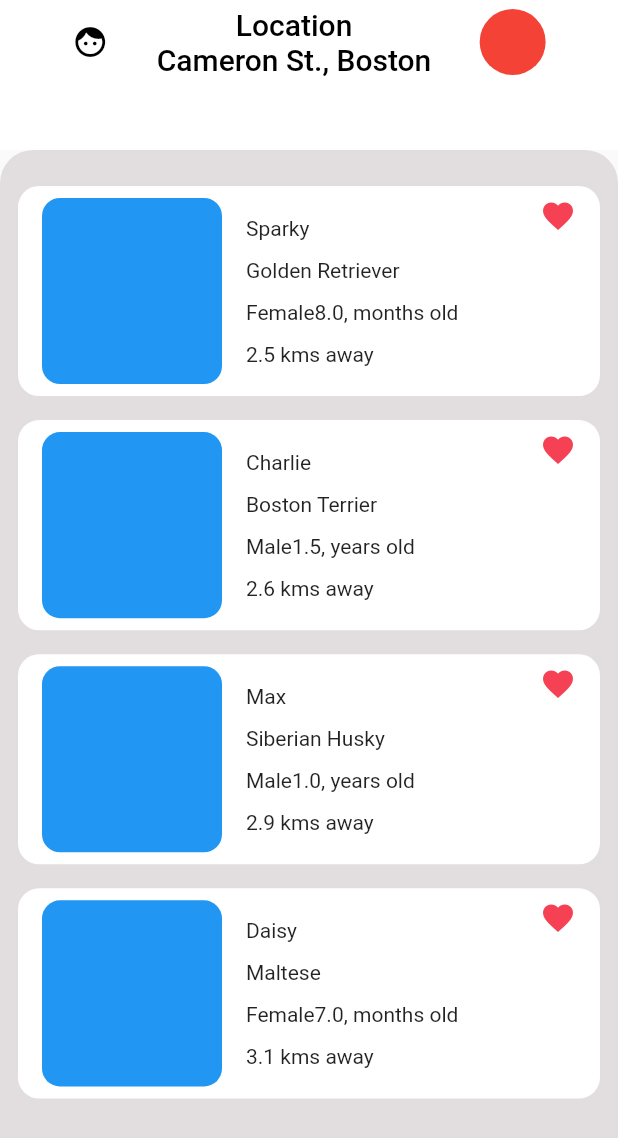
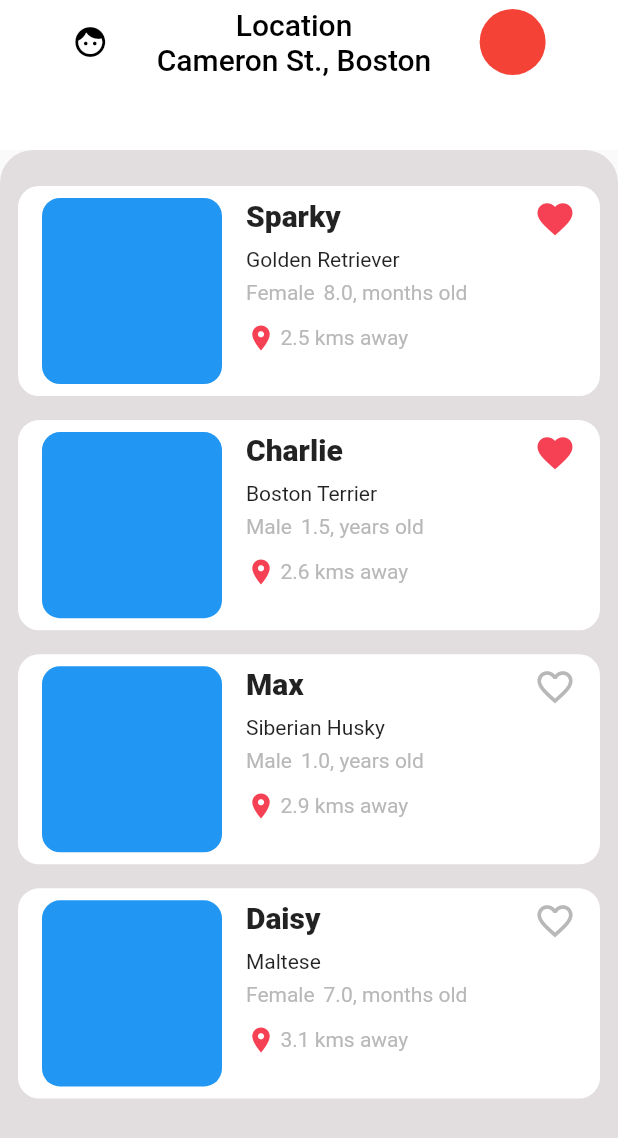
Before and after one commit to feliper2002/pet-app, a Flutter app: the screen it shows after launch, on a phone screen of 412 x 824 dp. Shown: the top 1138 px of the screen. Run offline on Flutter 3.47's test engine with Material 2 defaults, Android fonts, the phone set to English and light mode, and no system bars.

Commit message:
Pet list

```diff
--- a/lib/utils/colors.dart
+++ b/lib/utils/colors.dart
@@ -6,4 +6,6 @@ class AppColors {
   static const Color favoriteIcon = Color(0xFFF54153);
 
   static const Color filterSelection = Color(0xFFF54153);
+
+  static const Color textGrey = Color(0xFFB8B8B8);
 }
--- a/lib/view/home/controllers/home_controller.dart
+++ b/lib/view/home/controllers/home_controller.dart
@@ -10,6 +10,7 @@ class HomeController {
       petAge: PetAge.months,
       distance: 2.5,
       petDistanceType: PetDistanceType.km,
+      favorite: true,
     ),
     Pet(
       name: 'Charlie',
@@ -19,6 +20,7 @@ class HomeController {
       petAge: PetAge.years,
       distance: 2.6,
       petDistanceType: PetDistanceType.km,
+      favorite: true,
     ),
     Pet(
       name: 'Max',
@@ -28,6 +30,7 @@ class HomeController {
       petAge: PetAge.years,
       distance: 2.9,
       petDistanceType: PetDistanceType.km,
+      favorite: false,
     ),
     Pet(
       name: 'Daisy',
@@ -37,6 +40,7 @@ class HomeController {
       petAge: PetAge.months,
       distance: 3.1,
       petDistanceType: PetDistanceType.km,
+      favorite: false,
     ),
   ];
 
--- a/lib/view/home/widgets/pet_card.dart
+++ b/lib/view/home/widgets/pet_card.dart
@@ -38,23 +38,64 @@ class PetCard extends StatelessWidget {
             },
           ),
           Column(
-            mainAxisAlignment: MainAxisAlignment.spaceEvenly,
+            // mainAxisAlignment: MainAxisAlignment.spaceEvenly,
             crossAxisAlignment: CrossAxisAlignment.start,
             children: [
-              Text(pet.name!),
-              Text(pet.type!),
+              Text(
+                pet.name!,
+                style: const TextStyle(
+                  fontWeight: FontWeight.w900,
+                  fontSize: 20,
+                ),
+              ),
+              const SizedBox(height: 10),
+              Text(
+                pet.type!,
+                style: const TextStyle(),
+              ),
+              const SizedBox(height: 6),
               Row(
                 children: [
-                  Text(controller.getPetSex(pet.sex!)),
-                  Text('${pet.age}, ${controller.getPetAge(pet.petAge!)}'),
+                  Text(
+                    controller.getPetSex(pet.sex!),
+                    style: const TextStyle(
+                      color: AppColors.textGrey,
+                    ),
+                  ),
+                  const SizedBox(width: 6),
+                  Text(
+                    '${pet.age}, ${controller.getPetAge(pet.petAge!)}',
+                    style: const TextStyle(
+                      color: AppColors.textGrey,
+                    ),
+                  ),
                 ],
               ),
-              Text(
-                  '${pet.distance} ${controller.getPetDistance(pet.petDistanceType!)}'),
+              const SizedBox(height: 12),
+              Row(
+                mainAxisAlignment: MainAxisAlignment.start,
+                children: [
+                  const Icon(
+                    Icons.location_on,
+                    color: AppColors.favoriteIcon,
+                    size: 20,
+                  ),
+                  const SizedBox(width: 3),
+                  Text(
+                    '${pet.distance} ${controller.getPetDistance(pet.petDistanceType!)}',
+                    style: const TextStyle(
+                      color: AppColors.textGrey,
+                    ),
+                  ),
+                ],
+              ),
             ],
           ),
           const Spacer(),
-          const Icon(Icons.favorite, color: AppColors.favoriteIcon),
+          Icon(pet.favorite! ? Icons.favorite : Icons.favorite_outline,
+              color:
+                  pet.favorite! ? AppColors.favoriteIcon : AppColors.textGrey,
+              size: 28),
         ],
       ),
     );
--- a/lib/view/models/pet.dart
+++ b/lib/view/models/pet.dart
@@ -24,6 +24,6 @@ class Pet {
     this.distance,
     this.petDistanceType,
     this.photoPath,
-    this.favorite,
+    this.favorite = false,
   });
 }
```
